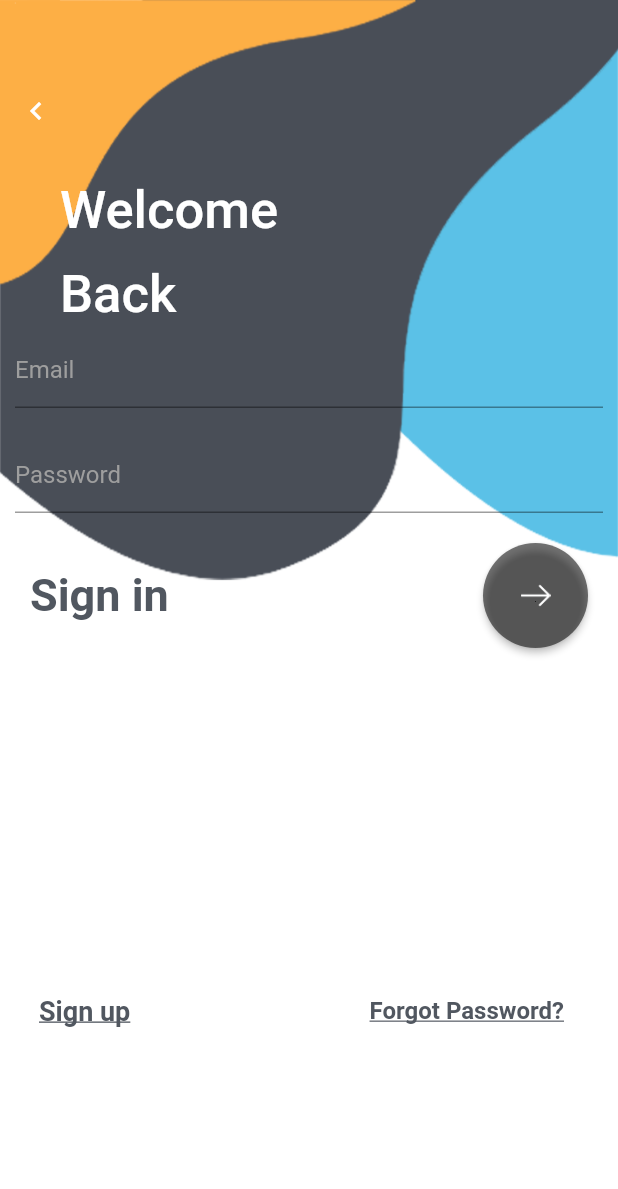
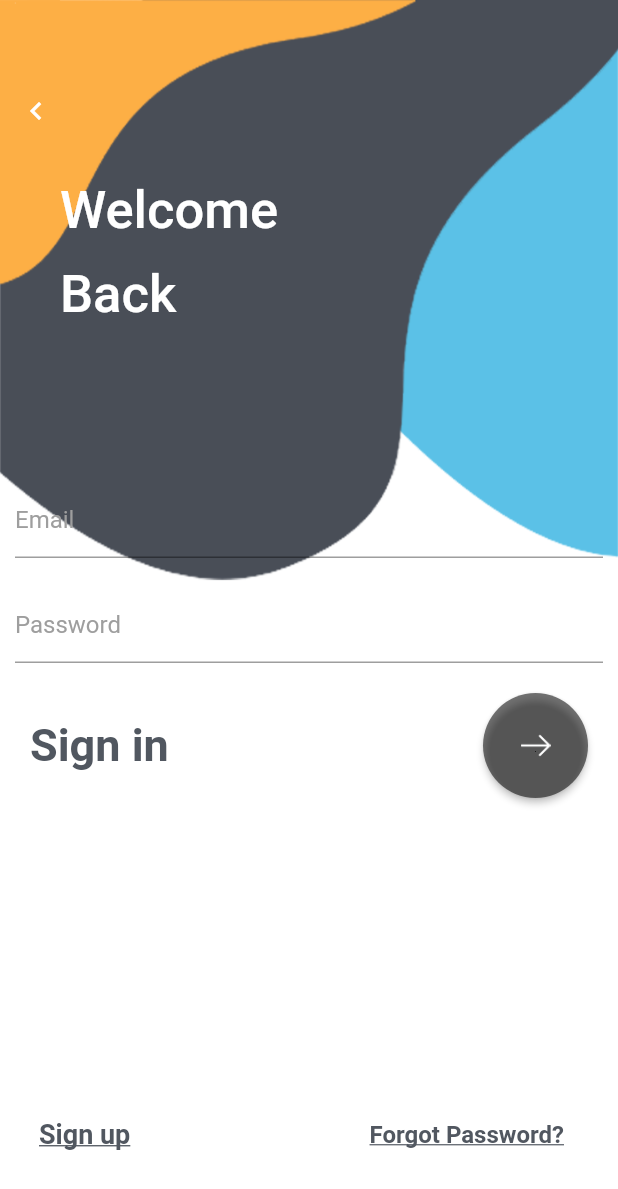
Before and after one commit to nirmal251992/demo_adorbits, a Flutter app: the screen it shows after launch, on a phone screen of 412 x 824 dp. Shown: the top 1189 px of the screen. Run offline on Flutter 3.47's test engine with Material 2 defaults, Android fonts, the phone set to English and light mode, and no system bars; our stand-ins replace email_validator, fluttertoast, progress_dialog; missing offline and left inert: flutter_country_picker.

```diff
--- a/lib/main.dart
+++ b/lib/main.dart
@@ -61,7 +61,7 @@ class _MyLoginPageState extends State<MyApp> {
         ),
       ),
       child:  Scaffold(
-        resizeToAvoidBottomPadding:  false,
+        //resizeToAvoidBottomPadding:  false,
           backgroundColor: Colors.transparent,
         //resizeToAvoidBottomPadding: false,
         //resizeToAvoidBottomPadding: false,
@@ -69,7 +69,8 @@ class _MyLoginPageState extends State<MyApp> {
         //   title: Text(''),
         // ),
         body: Container(
-          child: Column(
+          child: SingleChildScrollView (
+            child:  Column(
               mainAxisAlignment: MainAxisAlignment.start,
               children: <Widget>[
                 Container(
@@ -111,11 +112,11 @@ class _MyLoginPageState extends State<MyApp> {
                   ),
                 ),
                 Container(
-               height: MediaQuery.of(context).size.height*0.5,
+                  height: MediaQuery.of(context).size.height*0.6,
+                  padding: EdgeInsets.only(top: 100),
                   child: ListView(
                     children: [
-                   Column(
-                     children: [
+
                       Container(
                         height:50,
 
@@ -153,8 +154,6 @@ class _MyLoginPageState extends State<MyApp> {
                         ),
                       ),
                       SizedBox(height: 20),
-                     ],
-                   ),
                       Container(
                         height: 70,
                         // color: Colors.green,
@@ -239,6 +238,7 @@ class _MyLoginPageState extends State<MyApp> {
             ),
           ),
           ),
+        ),
     );
   }
 }
--- a/lib/register.dart
+++ b/lib/register.dart
@@ -62,13 +62,13 @@ class _MyRegisterPageState extends State<Register> {
           context, MaterialPageRoute(builder: (context) => list_users()));
     }
     else {
-      if (response.statusCode == 200) {
+
         pr.hide().then((isHidden) {
           print(isHidden);
         });
         Fluttertoast.showToast(
             msg: convertDataToJson['error'], toastLength: Toast.LENGTH_LONG);
-      }
+
     }
   }
   Future<void> _selectDate(BuildContext context) async {
@@ -107,6 +107,7 @@ class _MyRegisterPageState extends State<Register> {
   }
   @override
   Widget build(BuildContext context) {
+    pr = new ProgressDialog(context,type: ProgressDialogType.Normal, isDismissible: true, showLogs: true);
     return Container(
         decoration: BoxDecoration(
           image: DecorationImage(
@@ -167,9 +168,7 @@ class _MyRegisterPageState extends State<Register> {
                 children: <Widget>[
                   Row(
                     children: <Widget>[
-
                       Radio(
-
                         activeColor: Colors.white,
                         focusColor: Colors.white,
                         hoverColor: Colors.white,
```
Lines whose indentation alone changed are shown as unchanged.
